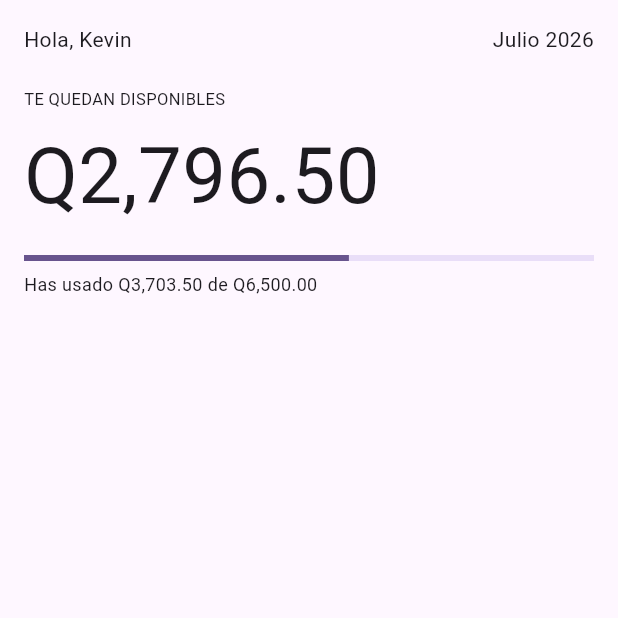
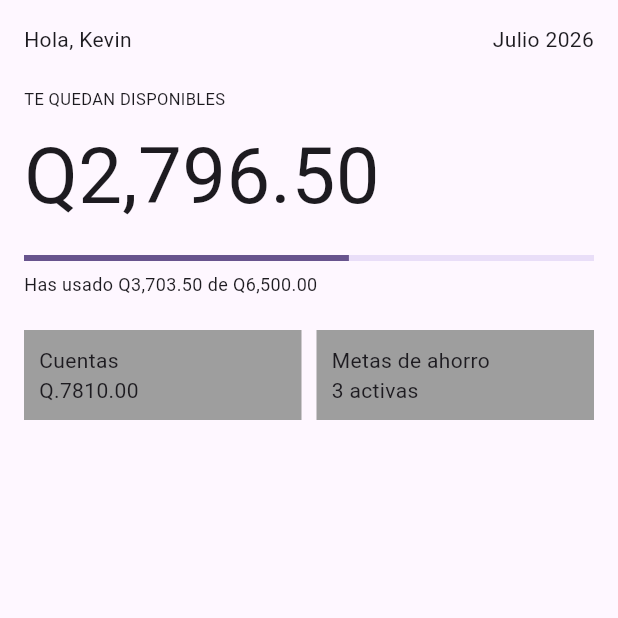
Before and after one commit to saulecch/inkash, a Flutter app: the screen it shows after launch, on a phone screen of 412 x 824 dp, the top half of it. Run offline on Flutter 3.47's test engine with Material 3 defaults, Android fonts, the phone set to English and light mode, and no system bars.

Commit message:
S05 top cards

```diff
--- a/lib/main.dart
+++ b/lib/main.dart
@@ -38,6 +38,37 @@ class MyApp extends StatelessWidget {
                   ),
                 ],
               ),
+              const SizedBox(height: 22),
+              Row(
+                mainAxisAlignment: MainAxisAlignment.start,
+                children: [
+                  Expanded(
+                    child: Container(
+                      padding: EdgeInsets.all(10),
+                      height: 60,
+                      color: Colors.grey,
+                      child: Column(
+                        mainAxisAlignment: MainAxisAlignment.center,
+                        crossAxisAlignment: CrossAxisAlignment.start,
+                        children: [Text('Cuentas'), Text('Q.7810.00')],
+                      ),
+                    ),
+                  ),
+                  SizedBox(width: 10),
+                  Expanded(
+                    child: Container(
+                      padding: EdgeInsets.all(10),
+                      height: 60,
+                      color: Colors.grey,
+                      child: Column(
+                        mainAxisAlignment: MainAxisAlignment.center,
+                        crossAxisAlignment: CrossAxisAlignment.start,
+                        children: [Text('Metas de ahorro'), Text('3 activas')],
+                      ),
+                    ),
+                  ),
+                ],
+              ),
             ],
           ),
         ),
```
